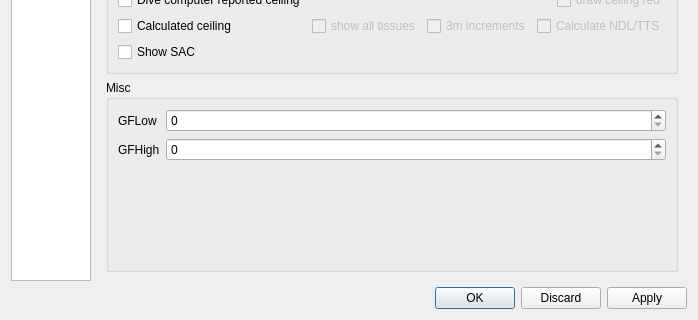
This is qt-ui/preferences.ui in subsurface/subsurface as Qt 5 draws it before an edit; both pictures show x 0 to 698 and y 201 to 521 of the 698 by 521 pixel window. The edited form follows.
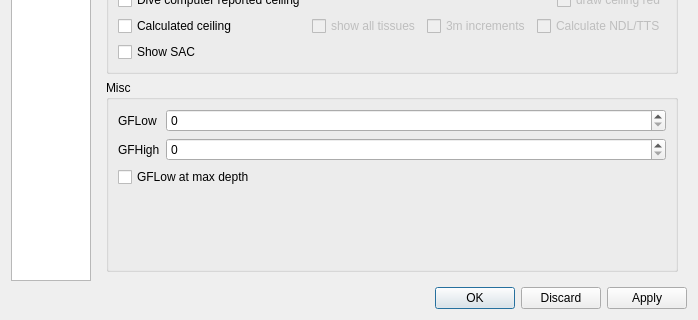
This is the edited form. The open tabs and pages were chosen to show the change. Icons and pictures are not drawn.

Commit message: Added a configuration option to have gf_low apply at max depth instead of at deepest ceiling.

What changed in the file:
```diff
--- a/qt-ui/preferences.ui
+++ b/qt-ui/preferences.ui
@@ -763,6 +763,13 @@
             <item row="1" column="1">
              <widget class="QSpinBox" name="gfhigh"/>
             </item>
+            <item row="2" column="0" colspan="2">
+             <widget class="QCheckBox" name="gf_low_at_maxdepth">
+              <property name="text">
+               <string>GFLow at max depth</string>
+              </property>
+             </widget>
+            </item>
            </layout>
           </widget>
          </item>
```
The commit also changes 8 other files.
